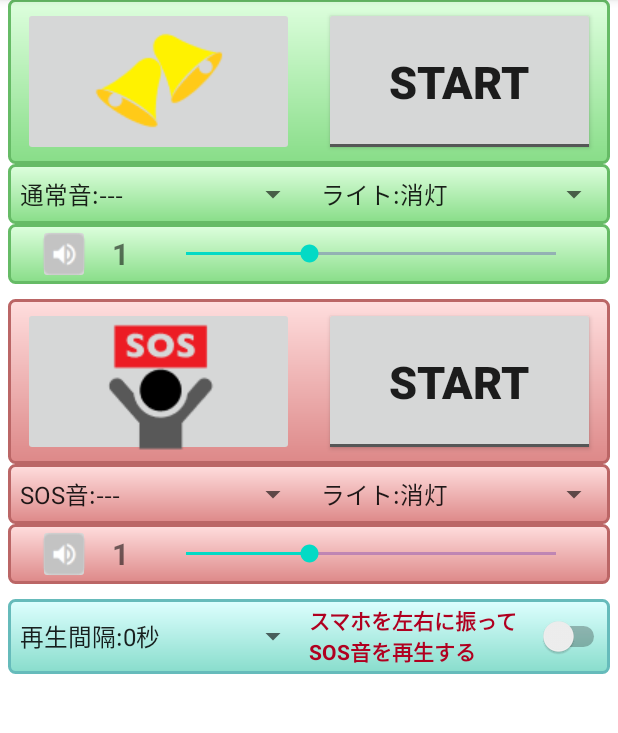
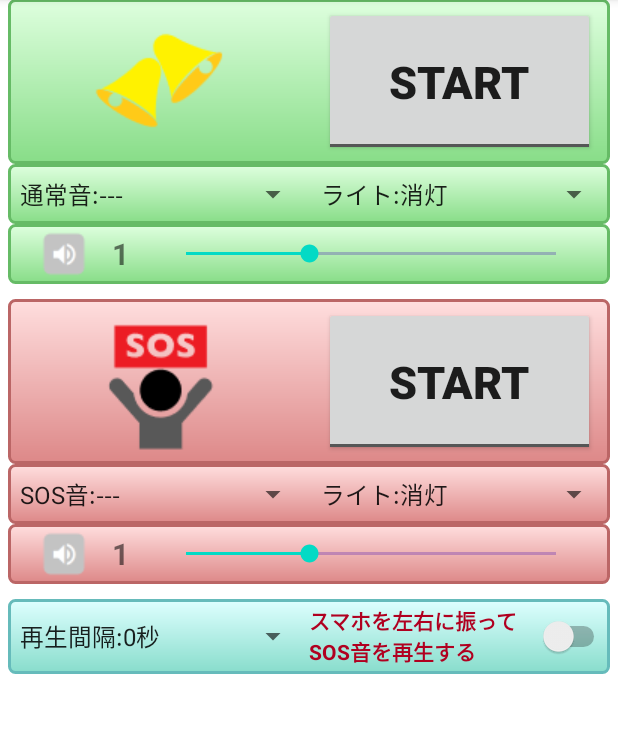
Before and after one commit to tfs-apps-one/BeastBusterPro, an Android app: the screen it shows after launch (MainActivity), on a phone screen of 412 x 824 dp, the part 85-818 px from its top. Run offline under Robolectric (Android 15) with nearby library versions, the phone set to English and light mode, and no system bars; 3 statements that could not run were skipped.

Commit message:
背景色の設定２

```diff
--- a/app/src/main/res/layout/activity_main.xml
+++ b/app/src/main/res/layout/activity_main.xml
@@ -33,7 +33,7 @@
             android:layout_marginEnd="10dp"
             android:layout_marginStart="10dp"
             android:layout_marginTop="5dp"
-            android:backgroundTint="@null"
+            android:background="@null"
             android:layout_weight="1"
             android:src="@drawable/bell1" />
 
@@ -106,6 +106,7 @@
         android:layout_marginStart="20dp"
         android:layout_marginTop="0dp"
         android:layout_weight="1"
+        android:background="@null"
         android:src="@drawable/volume" />
 
     <TextView
@@ -166,6 +167,7 @@
             android:layout_marginStart="10dp"
             android:layout_marginTop="5dp"
             android:layout_weight="1"
+            android:background="@null"
             android:src="@drawable/sos1" />
 
         <ToggleButton
@@ -236,6 +238,7 @@
         android:layout_marginStart="20dp"
         android:layout_marginTop="0dp"
         android:layout_weight="1"
+        android:background="@null"
         android:src="@drawable/volume" />
 
     <TextView
```
